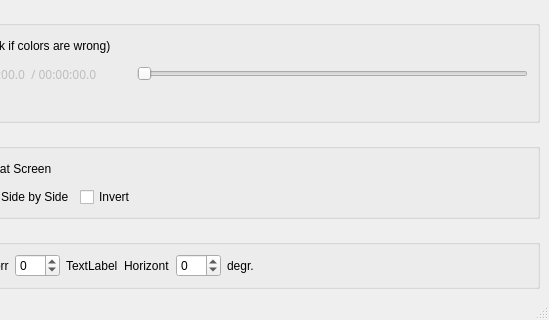
Above: src/mainwindow.ui from evgenykislov/psvr_player before the change; both pictures show x 268 to 817 and y 435 to 755 of the 817 by 755 pixel window. Below: the same form after it.
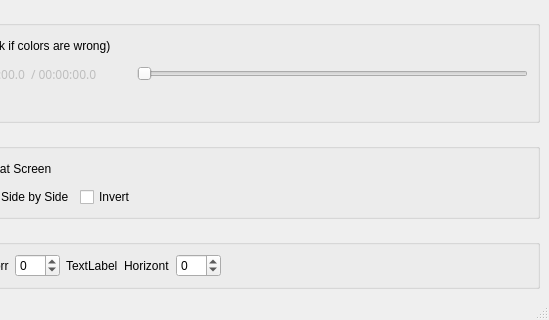
That is the form after the change.

```diff
--- a/src/mainwindow.ui
+++ b/src/mainwindow.ui
@@ -500,13 +500,6 @@
            </property>
           </widget>
          </item>
-         <item>
-          <widget class="QLabel" name="label_7">
-           <property name="text">
-            <string>degr.</string>
-           </property>
-          </widget>
-         </item>
          <item>
           <spacer name="horizontalSpacer_3">
            <property name="orientation">
```
